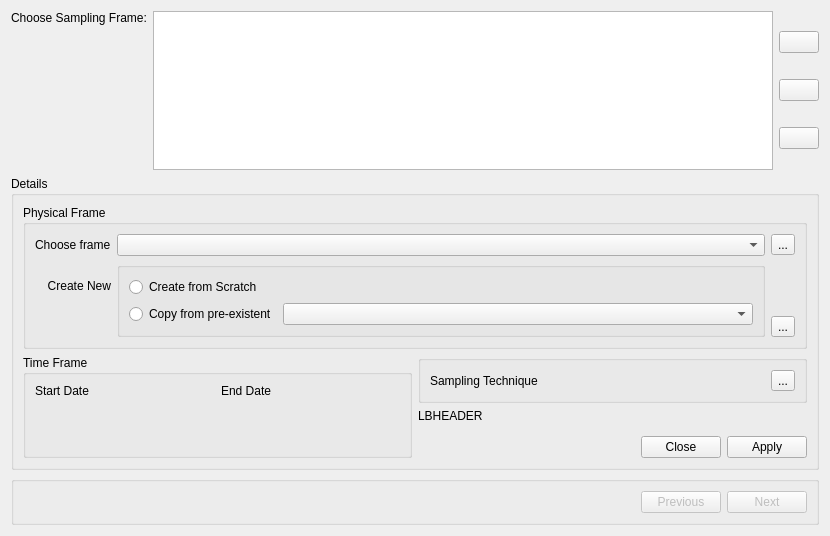
The window that app_new/frmframe.ui (doublebyte1/app_solution) describes before a commit, drawn with Qt 5.
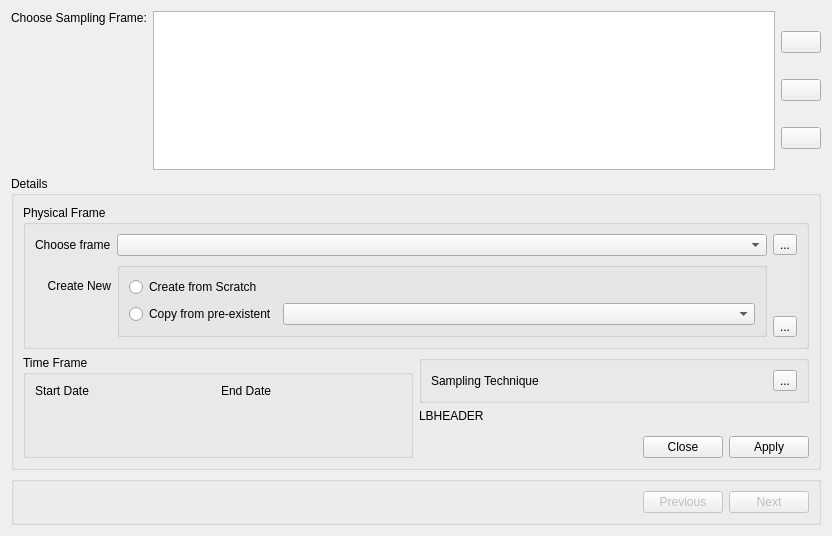
The same window after the commit. Icons and pictures are not drawn. Custom widgets are drawn as their Qt base class.

```diff
--- a/app_new/frmframe.ui
+++ b/app_new/frmframe.ui
@@ -6,7 +6,7 @@
    <rect>
     <x>0</x>
     <y>0</y>
-    <width>830</width>
+    <width>832</width>
     <height>536</height>
    </rect>
   </property>
```
Left out of the diff: 27 changed lines with no effect on the pictures.
